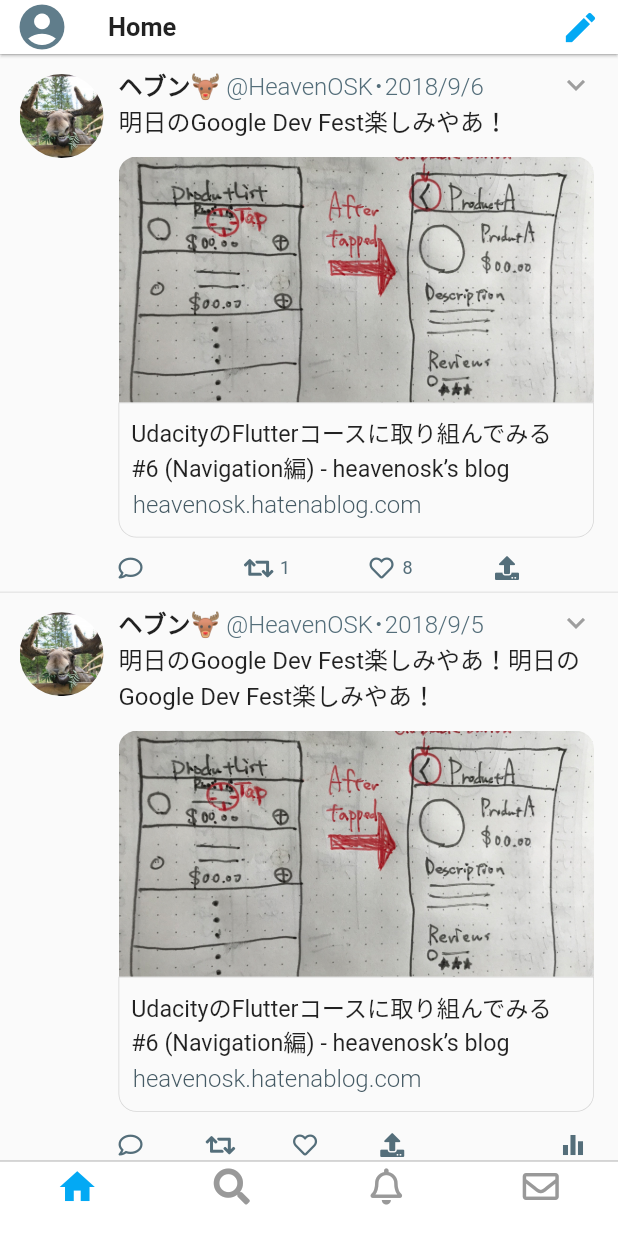
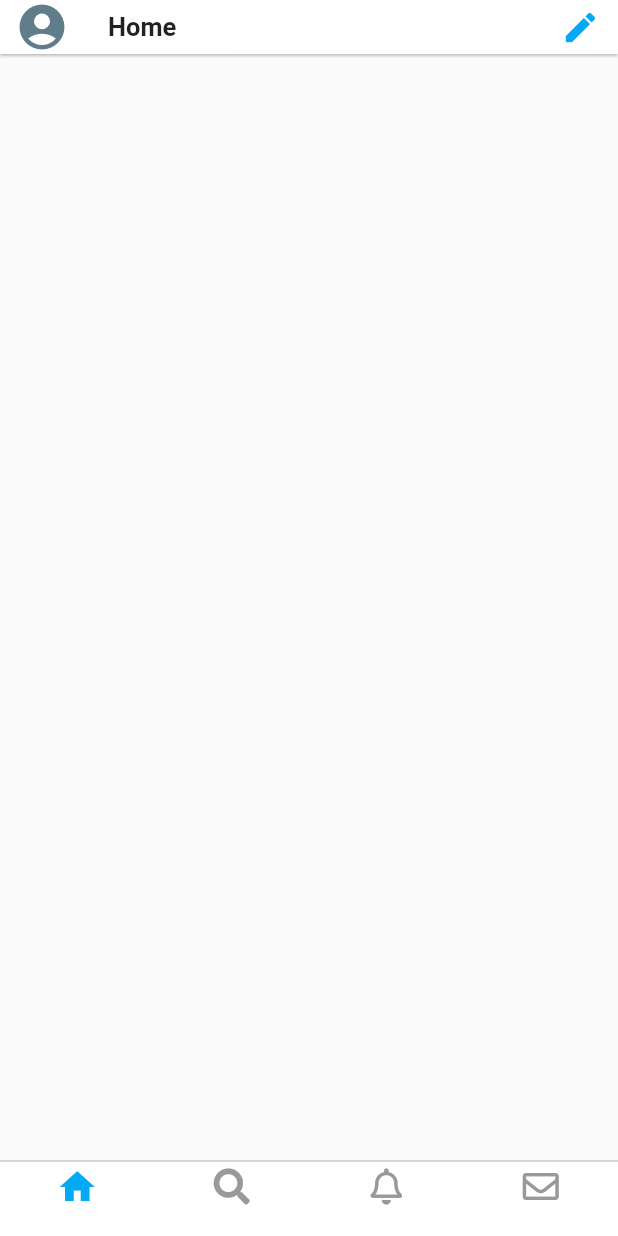
Before and after one commit to HeavenOSK/Flitter, a Flutter app: the screen it shows after launch, on a phone screen of 412 x 824 dp. Run offline on Flutter 3.47's test engine with Material 2 defaults, Android fonts, the phone set to English and light mode, and no system bars; our stand-ins replace font_awesome_flutter.

Commit message:
Remove: some files

```diff
--- a/lib/models/tweet.dart
+++ /dev/null
@@ -1,45 +0,0 @@
-import 'package:meta/meta.dart';
-
-//今度, Userは別クラスに切り出す
-class Tweet {
-  Tweet({
-    @required this.userName,
-    @required this.accountName,
-    @required this.dateTime,
-    @required this.contents,
-    this.userImagetUrl = '',
-    this.repliedCount = 0,
-    this.retweetedCount = 0,
-    this.likedCount = 0,
-    this.isTweetedByMe = false,
-    this.isRetweetedByMe: false,
-    this.isLikedByMe: false,
-  })  : assert(userName != null),
-        assert(accountName != null),
-        assert(dateTime != null),
-        assert(contents != null);
-
-  final String userName;
-  final String accountName;
-  final String userImagetUrl;
-  final DateTime dateTime;
-  final String contents;
-
-  final int repliedCount;
-  final int retweetedCount;
-  final int likedCount;
-
-  // ツイートに対して自分がアクションをしたか
-  final bool isTweetedByMe;
-  final bool isRetweetedByMe;
-  final bool isLikedByMe;
-
-  String getDateTimeStr() {
-    String dateTImeStr = dateTime.year.toString() +
-        '/' +
-        dateTime.month.toString() +
-        '/' +
-        dateTime.day.toString();
-    return dateTImeStr;
-  }
-}
--- a/lib/ui/pages/home.dart
+++ b/lib/screens/home.dart
@@ -1,16 +1,9 @@
+import 'package:flutter/cupertino.dart';
 import 'package:flutter/material.dart';
-import 'package:flutter/cupertino.dart';
-import 'package:flitter/ui/components/tweet_card.dart';
-import 'tweet_helper.dart';
 
 class Home extends StatelessWidget {
   @override
   Widget build(BuildContext context) {
-    var tweets = TweetHelper.getTweets();
-    var _homeListItems = List<TweetCard>.generate(
-      tweets.length,
-      (i) => TweetCard(tweet: tweets[i]),
-    );
     return SafeArea(
       child: Scaffold(
         appBar: PreferredSize(
@@ -31,13 +24,6 @@ class Home extends StatelessWidget {
             ],
           ),
         ),
-        body: Center(
-          child: ListView.builder(
-              itemCount: _homeListItems.length,
-              itemBuilder: (context, index) {
-                return _homeListItems[index];
-              }),
-        ),
       ),
     );
   }
--- a/lib/ui/components/tweet_card.dart
+++ /dev/null
@@ -1,249 +0,0 @@
-import 'package:flutter/material.dart';
-import 'package:meta/meta.dart';
-import 'package:font_awesome_flutter/font_awesome_flutter.dart';
-
-import 'package:flitter/models/tweet.dart';
-
-class TweetCard extends StatelessWidget {
-  TweetCard({
-    @required this.tweet,
-  }) : assert(tweet != null);
-
-  final Tweet tweet;
-
-  final _fontSize = 16.0;
-  final _mainColor = Colors.black87;
-  final _subColor = Colors.blueGrey[600];
-
-  @override
-  Widget build(BuildContext context) {
-    return Center(
-      child: Container(
-        width: (MediaQuery.of(context).size.width < 5.0)
-            ? MediaQuery.of(context).size.width
-            : 600.0,
-        padding: EdgeInsets.fromLTRB(8.0, 8.0, 16.0, 8.0),
-        decoration: BoxDecoration(
-          border: Border(
-            top: BorderSide(width: 0.4, color: Colors.grey[300]),
-            bottom: BorderSide(width: 0.4, color: Colors.grey[300]),
-          ),
-          //all(width: 0.4, color: Colors.grey[300]),
-        ),
-        child: Row(
-          crossAxisAlignment: CrossAxisAlignment.start,
-          children: <Widget>[
-            // Profile 写真を表示する
-            Padding(
-              padding: const EdgeInsets.fromLTRB(0.0, 0.0, 5.0, 0.0),
-              child: (tweet.userImagetUrl == '')
-                  ? Icon(Icons.account_circle,
-                      size: 65.0, color: Colors.blueGrey)
-                  : Padding(
-                      padding: const EdgeInsets.all(5.0),
-                      child: Container(
-                          width: 56.0,
-                          height: 56.0,
-                          decoration: new BoxDecoration(
-                            shape: BoxShape.circle,
-                            image: new DecorationImage(
-                              fit: BoxFit.cover,
-                              image: Image.asset('assets/sample_profile01.jpg')
-                                  .image,
-                            ),
-                          )),
-                    ),
-            ),
-            Expanded(
-              child: Column(
-                crossAxisAlignment: CrossAxisAlignment.start,
-                children: <Widget>[
-                  _buildTopRow(),
-                  _buildContents(),
-                  _buildLinkContents(),
-                  _buildButtonList(),
-                ],
-              ),
-            ),
-          ],
-        ),
-      ),
-    );
-  }
-
-  //User名, Account名, 日時情報 の列
-  Widget _buildTopRow() {
-    return Container(
-      child: Row(
-        children: <Widget>[
-          Text(
-            tweet.userName,
-            style: TextStyle(
-              fontSize: _fontSize,
-              fontWeight: FontWeight.bold,
-              color: _mainColor,
-            ),
-          ),
-          Text(
-            ' @' + tweet.accountName + '･' + tweet.getDateTimeStr(),
-            style: TextStyle(
-              fontSize: _fontSize,
-              fontWeight: FontWeight.w300,
-              color: _subColor,
-            ),
-          ),
-          Expanded(
-            child: Container(
-              alignment: Alignment.topRight,
-              child: Icon(
-                Icons.expand_more,
-                color: Colors.grey,
-                size: 24.0,
-              ),
-            ),
-          ),
-        ],
-      ),
-    );
-  }
-
-  //Tweetの内容部分
-  Widget _buildContents() {
-    return Container(
-      child: Text(
-        tweet.contents,
-        style: TextStyle(fontSize: _fontSize, color: _mainColor),
-      ),
-    );
-  }
-
-  //Tweetの内容部分
-  Widget _buildLinkContents() {
-    return Container(
-      margin: new EdgeInsets.fromLTRB(0.0, 12.0, 0.0, 0.0),
-      child: Column(
-        mainAxisAlignment: MainAxisAlignment.start,
-        crossAxisAlignment: CrossAxisAlignment.start,
-        children: <Widget>[
-          Container(
-              width: 1000.0,
-              height: 164.0,
-              decoration: new BoxDecoration(
-                borderRadius: BorderRadius.only(
-                    topLeft: Radius.circular(12.0),
-                    topRight: Radius.circular(12.0)),
-                image: new DecorationImage(
-                  fit: BoxFit.cover,
-                  image: Image.asset('assets/link_sample_image.jpeg').image,
-                ),
-              )),
-          Container(
-            padding: const EdgeInsets.all(8.0),
-            decoration: new BoxDecoration(
-              border: Border.all(
-                color: Colors.grey[350],
-                width: 0.5,
-              ),
-              borderRadius: BorderRadius.only(
-                  bottomLeft: Radius.circular(12.0),
-                  bottomRight: Radius.circular(12.0)),
-            ),
-            child: Column(
-              crossAxisAlignment: CrossAxisAlignment.start,
-              children: <Widget>[
-                Text(
-                  'UdacityのFlutterコースに取り組んでみる #6 (Navigation編) - heavenosk’s blog',
-                  textAlign: TextAlign.start,
-                  style: TextStyle(
-                    fontWeight: FontWeight.w400,
-                    fontSize: _fontSize - 0.5,
-                  ),
-                ),
-                Container(
-                  padding: const EdgeInsets.fromLTRB(1.0, 4.0, 1.0, 4.0),
-                  child: Text(
-                    'heavenosk.hatenablog.com',
-                    textAlign: TextAlign.start,
-                    style: TextStyle(
-                      color: Colors.blueGrey[700],
-                      fontWeight: FontWeight.w300,
-                      fontSize: _fontSize,
-                    ),
-                  ),
-                ),
-              ],
-            ),
-          ),
-        ],
-      ),
-    );
-  }
-
-  //Reply, Retweet, Like, Bookmark, Analyticsボタン の列
-  Widget _buildButtonList() {
-    return Container(
-      margin: new EdgeInsets.fromLTRB(0.0, 12.0, 0.0, 0.0),
-      child: Row(
-        mainAxisAlignment: MainAxisAlignment.start,
-        children: <Widget>[
-          Icon(FontAwesomeIcons.comment, size: 16.0, color: _subColor),
-          Expanded(
-            flex: 1,
-            child: Container(
-              padding: EdgeInsets.fromLTRB(6.0, 0.0, 0.0, 0.0),
-              child: (tweet.repliedCount > 0)
-                  ? Text(tweet.repliedCount.toString(),
-                      style: TextStyle(fontSize: 12.0))
-                  : Container(),
-            ),
-          ),
-          Icon(FontAwesomeIcons.retweet,
-              size: 16.0,
-              color: (tweet.isRetweetedByMe) ? Colors.green[400] : _subColor),
-          Expanded(
-            flex: 1,
-            child: Container(
-              padding: EdgeInsets.fromLTRB(8.0, 0.0, 0.0, 0.0),
-              child: (tweet.retweetedCount > 0)
-                  ? Text(tweet.retweetedCount.toString(),
-                      style: TextStyle(
-                          fontSize: 12.0,
-                          color: (tweet.isRetweetedByMe)
-                              ? Colors.green[400]
-                              : _subColor))
-                  : Container(),
-            ),
-          ),
-          (tweet.isLikedByMe)
-              ? Icon(FontAwesomeIcons.solidHeart,
-                  size: 16.0, color: Colors.pink[600])
-              : Icon(FontAwesomeIcons.heart, size: 16.0, color: _subColor),
-          Expanded(
-            flex: 1,
-            child: Container(
-                padding: EdgeInsets.fromLTRB(6.0, 0.0, 0.0, 0.0),
-                child: (tweet.likedCount > 0)
-                    ? Text(tweet.likedCount.toString(),
-                        style: TextStyle(
-                            fontSize: 12.0,
-                            color: (tweet.isLikedByMe)
-                                ? Colors.pink[600]
-                                : _subColor))
-                    : Container()),
-          ),
-          Icon(FontAwesomeIcons.upload, size: 16.0, color: _subColor),
-          (tweet.isTweetedByMe)
-              ? Expanded(
-                  flex: 3,
-                  child: Container(
-                    margin: EdgeInsets.fromLTRB(0.0, 0.0, 4.0, 0.0),
-                    alignment: Alignment.topRight,
-                    child: Icon(Icons.equalizer, size: 20.0, color: _subColor),
-                  ),
-                )
-              : Container(width: 50.0),
-        ],
-      ),
-    );
-  }
-}
--- a/lib/ui/pages/tweet_helper.dart
+++ /dev/null
@@ -1,71 +0,0 @@
-import 'package:flitter/models/tweet.dart';
-
-class TweetHelper {
-  static final tweet01 = Tweet(
-      userName: 'ヘブン🦌',
-      accountName: 'HeavenOSK',
-      dateTime: DateTime(2018, 09, 06),
-      contents: '明日のGoogle Dev Fest楽しみやあ！',
-      retweetedCount: 1,
-      likedCount: 8,
-      userImagetUrl: 'basic');
-  static final tweet02 = Tweet(
-    userName: 'ヘブン🦌',
-    accountName: 'HeavenOSK',
-    dateTime: DateTime(2018, 09, 05),
-    contents: '明日のGoogle Dev Fest楽しみやあ！明日のGoogle Dev Fest楽しみやあ！',
-    isTweetedByMe: true,
-    userImagetUrl: 'basic',
-  );
-  static final tweet03 = Tweet(
-    userName: 'ヘブン🦌',
-    accountName: 'HeavenOSK',
-    dateTime: DateTime(2018, 09, 04),
-    contents:
-        '明日のGoogle Dev Fest楽しみやあ！明日のGoogle Dev Fest楽しみやあ！明日のGoogle Dev Fest楽しみやあ！',
-    retweetedCount: 36,
-    likedCount: 18,
-    isTweetedByMe: false,
-    isRetweetedByMe: true,
-    isLikedByMe: true,
-  );
-
-  static final tweet04 = Tweet(
-      userName: 'ヘブン🦌',
-      accountName: 'HeavenOSK',
-      dateTime: DateTime(2018, 09, 03),
-      contents:
-          '明日のGoogle Dev Fest楽しみやあ！明日のGoogle Dev Fest楽しみやあ！明日のGoogle Dev Fest楽しみやあ！明日のGoogle Dev Fest楽しみやあ！',
-      repliedCount: 5,
-      retweetedCount: 8,
-      likedCount: 8,
-      isRetweetedByMe: true,
-      userImagetUrl: 'basic');
-
-  static final tweet05 = Tweet(
-      userName: 'ヘブン🦌',
-      accountName: 'HeavenOSK',
-      dateTime: DateTime(2018, 09, 02),
-      contents:
-          '明日のGoogle Dev Fest楽しみやあ！明日のGoogle Dev Fest楽しみやあ！明日のGoogle Dev Fest楽しみやあ！明日のGoogle Dev Fest楽しみやあ！明日のGoogle Dev Fest楽しみやあ！',
-      repliedCount: 1,
-      likedCount: 1,
-      userImagetUrl: 'kkk');
-
-  static final tweet06 = Tweet(
-      userName: 'ヘブン🦌',
-      accountName: 'HeavenOSK',
-      dateTime: DateTime(2018, 09, 01),
-      contents:
-          '明日のGoogle Dev Fest楽しみやあ！明日のGoogle Dev Fest楽しみやあ！明日のGoogle Dev Fest楽しみやあ！明日のGoogle Dev Fest楽しみやあ！明日のGoogle Dev Fest楽しみやあ！明日のGoogle Dev Fest楽しみやあ！',
-      repliedCount: 2,
-      retweetedCount: 320,
-      likedCount: 88,
-      userImagetUrl: 'basic');
-
-  static var tweetList = [tweet01, tweet02, tweet03, tweet04, tweet05];
-
-  static List<Tweet> getTweets() {
-    return tweetList;
-  }
-}
```
Also changed, not shown: lib/app.dart (renamed from lib/ui/app.dart, +9 -8 lines), lib/main.dart (+3 -5 lines), 1 other file.
